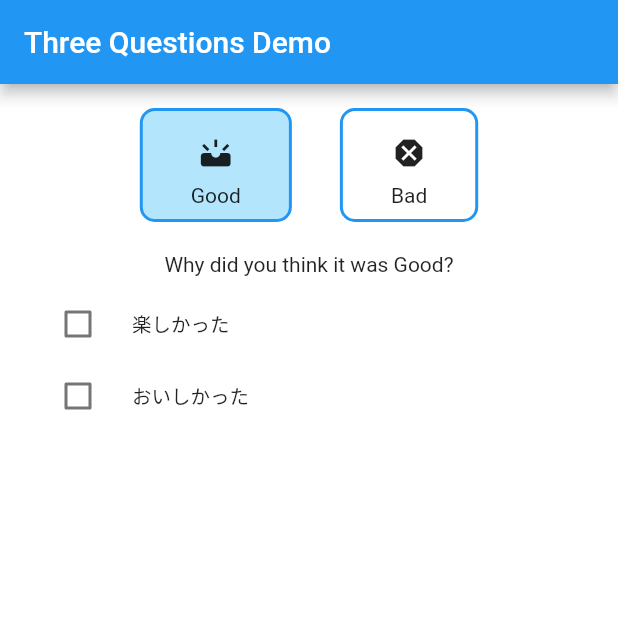
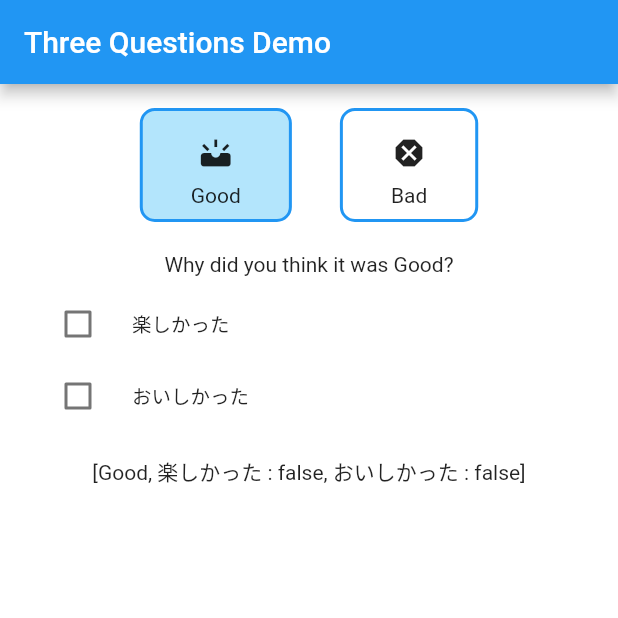
Before and after one commit to YukiKitaike716/three_question_data_model, a Flutter app: the screen it shows after launch, on a phone screen of 412 x 824 dp, the top half of it. Run offline on Flutter 3.47's test engine with Material 2 defaults, Android fonts, the light colour scheme and no system bars; our stand-ins replace freezed_annotation, gap, hooks_riverpod.

Commit message:
delete free commet question

```diff
--- a/lib/model/entities/question.dart
+++ b/lib/model/entities/question.dart
@@ -40,12 +40,6 @@ class Question with _$Question {
     bool checked,
   ) = DetailQuestion;
 
-  const factory Question.freeTextQuestion(
-    OverallEvaluation overallEvaluation,
-    int questionId,
-    String text,
-  ) = FreeTextQuestion;
-
   const Question._();
 
   factory Question.fromJson(Map<String, dynamic> json) =>
--- a/lib/model/question_notifier.dart
+++ b/lib/model/question_notifier.dart
@@ -1,3 +1,4 @@
+import 'package:collection/collection.dart';
 import 'package:hooks_riverpod/hooks_riverpod.dart';
 import 'package:three_question_data_model/model/entities/question.dart';
 
@@ -16,7 +17,6 @@ class QuestionNotifier extends StateNotifier<List<Question>> {
   QuestionNotifier({required this.ref})
       : super([
           const Question.overallQuestion(1, OverallEvaluation.good),
-          const Question.overallQuestion(2, OverallEvaluation.bad),
           const Question.detailQuestion(
               OverallEvaluation.good, 3, '楽しかった', false),
           const Question.detailQuestion(
@@ -25,7 +25,6 @@ class QuestionNotifier extends StateNotifier<List<Question>> {
               OverallEvaluation.bad, 5, 'つまらなかった', false),
           const Question.detailQuestion(
               OverallEvaluation.bad, 6, 'まずかった', false),
-          const Question.freeTextQuestion(OverallEvaluation.good, 7, ''),
         ]);
 
   final Ref ref;
@@ -36,7 +35,6 @@ class QuestionNotifier extends StateNotifier<List<Question>> {
           (question) => question.map(
             overallQuestion: (OverallQuestion value) =>
                 value.copyWith(overallEvaluation: overallEvaluation),
-            freeTextQuestion: (FreeTextQuestion value) => value,
             detailQuestion: (DetailQuestion value) {
               return value.copyWith(checked: false);
             },
@@ -57,21 +55,26 @@ class QuestionNotifier extends StateNotifier<List<Question>> {
               return value;
             }
           },
-          freeTextQuestion: (FreeTextQuestion value) => value,
-        )
-    ];
-  }
-
-  void updateComment(String comment) {
-    state = [
-      for (final question in state)
-        question.map(
-          overallQuestion: (OverallQuestion value) => value,
-          detailQuestion: (DetailQuestion value) => value,
-          freeTextQuestion: (FreeTextQuestion value) {
-            return value.copyWith(text: comment);
-          },
         )
     ];
   }
 }
+
+final resultProvider = Provider<Iterable<String?>>((ref) {
+  final questions = ref.watch(questionsProvider);
+  final overallEvaluation = ref.watch(overallEvaluationProvider);
+  final temp = questions
+      .map(
+        (question) => question.map(
+          overallQuestion: (value) => value.overallEvaluation.name,
+          detailQuestion: (value) {
+            if (value.overallEvaluation == overallEvaluation) {
+              return '${value.questionStatement} : ${value.checked}';
+            }
+          },
+        ),
+      )
+      .whereNotNull()
+      .toList();
+  return temp;
+});
--- a/lib/pages/question_page.dart
+++ b/lib/pages/question_page.dart
@@ -10,6 +10,7 @@ class QuestionPage extends ConsumerWidget {
   @override
   Widget build(BuildContext context, WidgetRef ref) {
     final overallEvaluation = ref.watch(overallEvaluationProvider);
+    final result = ref.watch(resultProvider);
 
     return Scaffold(
       appBar: AppBar(
@@ -43,6 +44,7 @@ class QuestionPage extends ConsumerWidget {
                     ? const SizedBox.shrink()
                     : const _SecondHalfContent(),
                 const Gap(16),
+                Text('$result'),
               ],
             ),
           ),
@@ -96,7 +98,6 @@ class _DetailQuestionCheckBox extends ConsumerWidget {
   Widget build(BuildContext context, WidgetRef ref) {
     return question.map(
         overallQuestion: (OverallQuestion value) => const SizedBox.shrink(),
-        freeTextQuestion: (FreeTextQuestion value) => const SizedBox.shrink(),
         detailQuestion: (DetailQuestion value) {
           final questionId = value.questionId;
           return value.overallEvaluation == selectedOverallEvaluation
```
Also changed, not shown: lib/model/entities/question.freezed.dart, lib/model/entities/question.g.dart.
